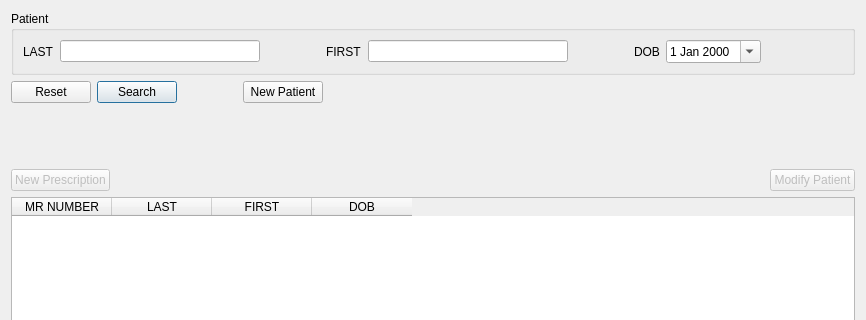
Above: mtrack/patientsearch.ui from kyledevans/Medicine-Track before the change; both pictures show x 0 to 866 and y 0 to 320 of the 866 by 535 pixel window. Below: the same form after it.
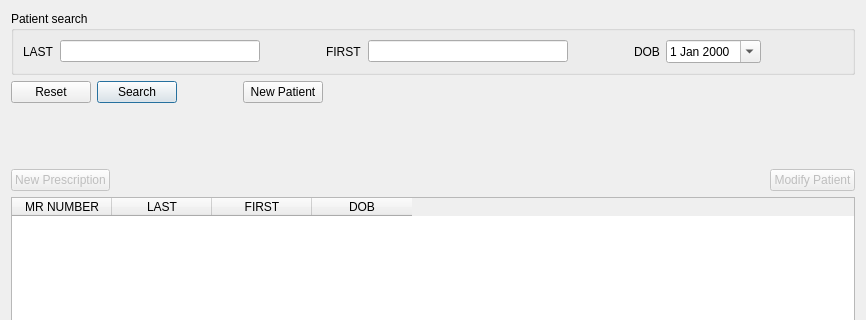
That is the form after the change.

```diff
--- a/mtrack/patientsearch.ui
+++ b/mtrack/patientsearch.ui
@@ -20,7 +20,7 @@
    <item>
     <widget class="QGroupBox" name="patientBox">
      <property name="title">
-      <string>Patient</string>
+      <string>Patient search</string>
      </property>
      <layout class="QHBoxLayout" name="horizontalLayout_2">
       <item>
```
